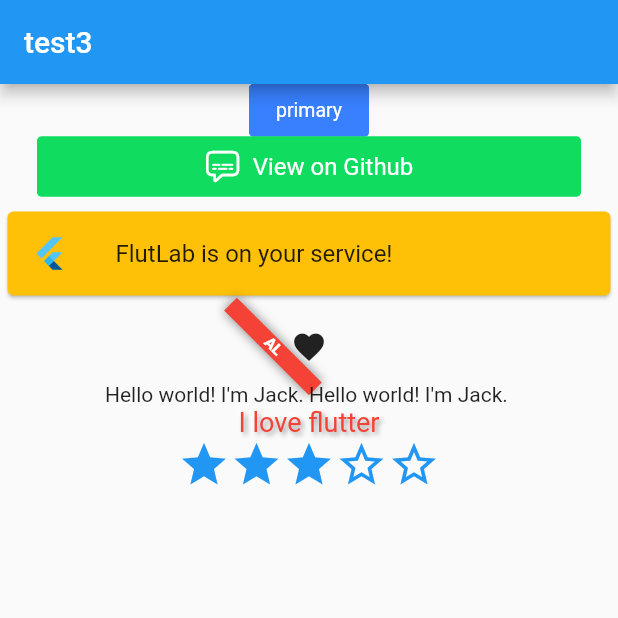
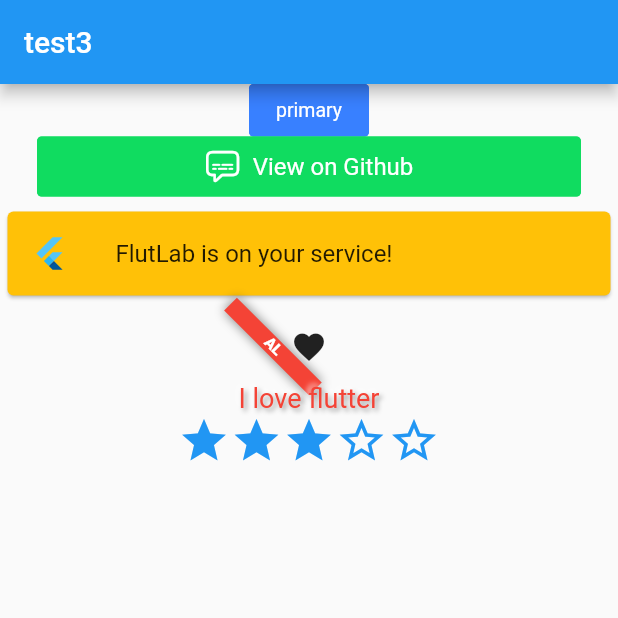
Before and after one commit to xunsky/flutter_online, a Flutter app: the screen it shows after launch, on a phone screen of 412 x 824 dp, the top half of it. Run offline on Flutter 3.47's test engine with Material 2 defaults, Android fonts, the phone set to English and light mode, and no system bars; drawn by our look-alikes of flutter_neumorphic, getwidget.

```diff
--- a/lib/main.dart
+++ b/lib/main.dart
@@ -73,11 +73,6 @@ class MyHomePage extends StatelessWidget {
             icon: Icon(Icons.favorite),
             onPressed: () {},
           ),
-          Text(
-            "Hello world! I'm Jack. " * 2,
-            maxLines: 1,
-            overflow: TextOverflow.fade,
-          ),
           NeumorphicText(
             "I love flutter",
             style: NeumorphicStyle(
```
Also changed, not shown: 1 other file.
